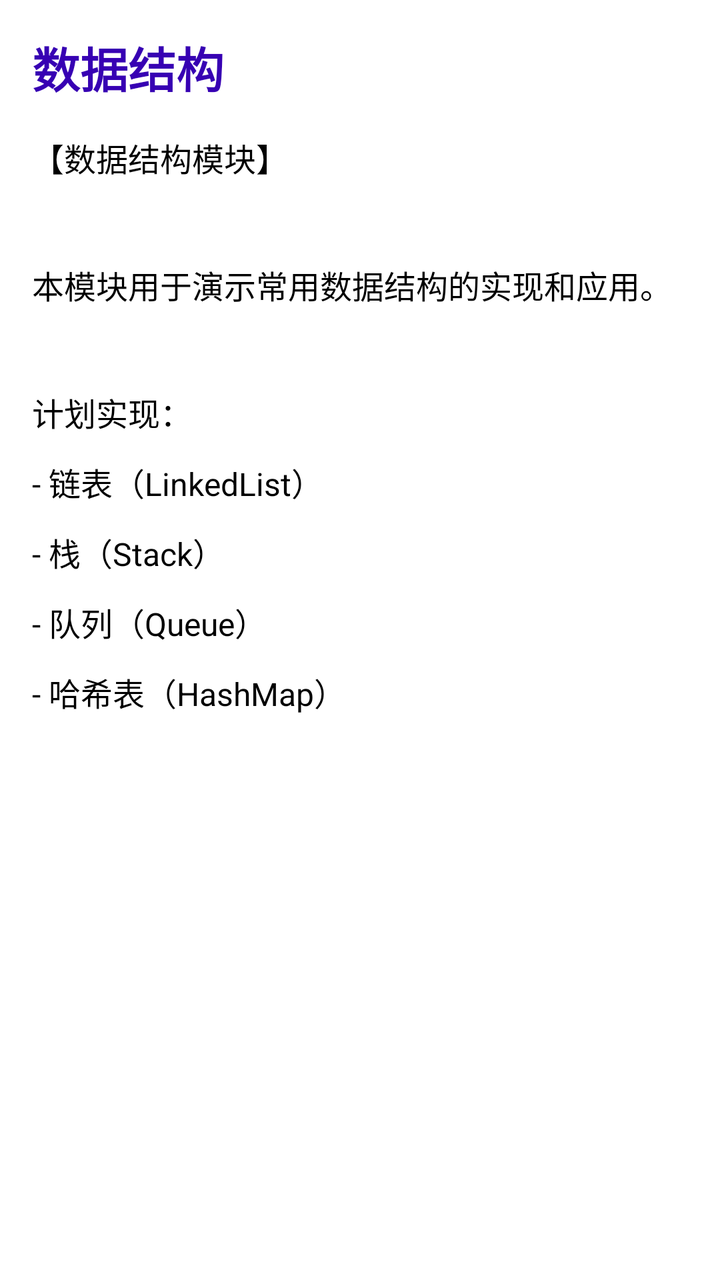
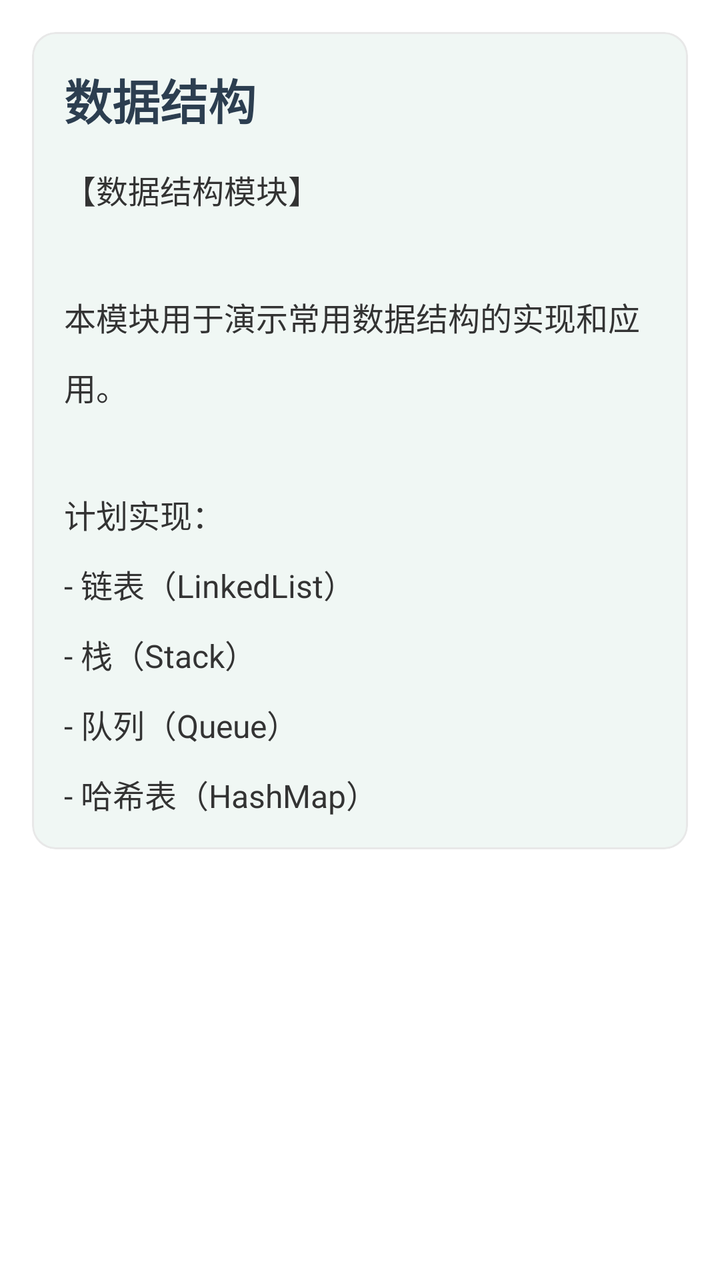

Before-and-after screenshots of an Android layout around one commit, followed by the original layout XML and the change that was made.
<!-- AndroidManifest.xml: application theme Theme.AndroidComponentDemo -->
<!-- res/layout/fragment_data_structure.xml -->
<?xml version="1.0" encoding="utf-8"?>
<LinearLayout xmlns:android="http://schemas.android.com/apk/res/android"
    xmlns:tools="http://schemas.android.com/tools"
    android:layout_width="match_parent"
    android:layout_height="match_parent"
    android:orientation="vertical"
    android:padding="16dp"
    tools:context=".DataStructureFragment">

    <TextView
        android:id="@+id/tv_data_structure_title"
        android:layout_width="match_parent"
        android:layout_height="wrap_content"
        android:text="@string/title_data_structure"
        android:textSize="24sp"
        android:textStyle="bold"
        android:textColor="@color/purple_700"
        android:layout_marginBottom="16dp"/>

    <TextView
        android:id="@+id/tv_data_structure_intro"
        android:layout_width="match_parent"
        android:layout_height="wrap_content"
        android:text="@string/data_structure_intro"
        android:textSize="16sp"
        android:lineSpacingMultiplier="1.5"
        android:textColor="@color/black" />

</LinearLayout>
<!-- resources referenced by this layout -->
<resources>
  <color name="black">#FF000000</color>
  <color name="purple_700">#FF3700B3</color>
  <string name="data_structure_intro">【数据结构模块】\n\n本模块用于演示常用数据结构的实现和应用。\n\n计划实现：\n- 链表（LinkedList）\n- 栈（Stack）\n- 队列（Queue）\n- 哈希表（HashMap）</string>
  <string name="title_data_structure">数据结构</string>
  <style name="Theme.AndroidComponentDemo" parent="Theme.MaterialComponents.DayNight.NoActionBar">
          
          <item name="colorPrimary">@color/purple_500</item>
          <item name="colorPrimaryVariant">@color/purple_700</item>
          <item name="colorOnPrimary">@color/white</item>
          
          <item name="colorSecondary">@color/teal_200</item>
          <item name="colorSecondaryVariant">@color/teal_700</item>
          <item name="colorOnSecondary">@color/black</item>
          
          <item name="android:statusBarColor">?attr/colorPrimaryVariant</item>
      </style>
  <color name="purple_500">#FF6200EE</color>
  <color name="white">#FFFFFFFF</color>
  <color name="teal_200">#FF03DAC5</color>
  <color name="teal_700">#FF018786</color>
</resources>

<!-- the commit's change to res/layout/fragment_data_structure.xml (unified diff, before → after) -->
@@ -1,29 +1,48 @@
 <?xml version="1.0" encoding="utf-8"?>
-<LinearLayout xmlns:android="http://schemas.android.com/apk/res/android"
-    xmlns:tools="http://schemas.android.com/tools"
+<ScrollView xmlns:android="http://schemas.android.com/apk/res/android"
+    xmlns:app="http://schemas.android.com/apk/res-auto"
     android:layout_width="match_parent"
     android:layout_height="match_parent"
-    android:orientation="vertical"
-    android:padding="16dp"
-    tools:context=".DataStructureFragment">
+    android:fillViewport="true">
 
-    <TextView
-        android:id="@+id/tv_data_structure_title"
+    <LinearLayout
         android:layout_width="match_parent"
         android:layout_height="wrap_content"
-        android:text="@string/title_data_structure"
-        android:textSize="24sp"
-        android:textStyle="bold"
-        android:textColor="@color/purple_700"
-        android:layout_marginBottom="16dp"/>
+        android:orientation="vertical"
+        android:padding="16dp">
 
-    <TextView
-        android:id="@+id/tv_data_structure_intro"
-        android:layout_width="match_parent"
-        android:layout_height="wrap_content"
-        android:text="@string/data_structure_intro"
-        android:textSize="16sp"
-        android:lineSpacingMultiplier="1.5"
-        android:textColor="@color/black" />
+        <com.google.android.material.card.MaterialCardView
+            android:layout_width="match_parent"
+            android:layout_height="wrap_content"
+            style="@style/IntroCardStyle">
 
-</LinearLayout>
+            <LinearLayout
+                android:layout_width="match_parent"
+                android:layout_height="wrap_content"
+                android:orientation="vertical"
+                android:padding="16dp">
+
+                <TextView
+                    android:id="@+id/tv_data_structure_title"
+                    android:layout_width="match_parent"
+                    android:layout_height="wrap_content"
+                    android:text="@string/title_data_structure"
+                    android:textSize="24sp"
+                    android:textStyle="bold"
+                    android:textColor="@color/primary"
+                    android:layout_marginBottom="16dp"/>
+
+                <TextView
+                    android:id="@+id/tv_data_structure_intro"
+                    android:layout_width="match_parent"
+                    android:layout_height="wrap_content"
+                    android:text="@string/data_structure_intro"
+                    android:textSize="16sp"
+                    android:lineSpacingMultiplier="1.5"
+                    android:textColor="@color/text_primary"/>
+            </LinearLayout>
+        </com.google.android.material.card.MaterialCardView>
+
+    </LinearLayout>
+
+</ScrollView>
<!-- resource entries referenced after the edit -->
@@ -1,24 +1,55 @@
 <!-- resources referenced by this layout -->
 <resources>
-  <color name="black">#FF000000</color>
-  <color name="purple_700">#FF3700B3</color>
+  <color name="primary">#2C3E50</color>
+  <color name="text_primary">#333333</color>
   <string name="data_structure_intro">【数据结构模块】\n\n本模块用于演示常用数据结构的实现和应用。\n\n计划实现：\n- 链表（LinkedList）\n- 栈（Stack）\n- 队列（Queue）\n- 哈希表（HashMap）</string>
   <string name="title_data_structure">数据结构</string>
+  <style name="IntroCardStyle" parent="CardStyle">
+          <item name="cardBackgroundColor">@color/card_intro_background</item>
+      </style>
   <style name="Theme.AndroidComponentDemo" parent="Theme.MaterialComponents.DayNight.NoActionBar">
           
-          <item name="colorPrimary">@color/purple_500</item>
-          <item name="colorPrimaryVariant">@color/purple_700</item>
+          <item name="colorPrimary">@color/primary</item>
+          <item name="colorPrimaryVariant">@color/primary_dark</item>
           <item name="colorOnPrimary">@color/white</item>
           
-          <item name="colorSecondary">@color/teal_200</item>
-          <item name="colorSecondaryVariant">@color/teal_700</item>
-          <item name="colorOnSecondary">@color/black</item>
+          <item name="colorSecondary">@color/secondary</item>
+          <item name="colorSecondaryVariant">@color/secondary_dark</item>
+          <item name="colorOnSecondary">@color/white</item>
+          
+          <item name="android:windowBackground">@color/background</item>
+          <item name="colorSurface">@color/surface</item>
+          <item name="colorOnSurface">@color/text_primary</item>
+          
+          <item name="android:textColorPrimary">@color/text_primary</item>
+          <item name="android:textColorSecondary">@color/text_secondary</item>
+          <item name="android:textColorHint">@color/text_hint</item>
+          
+          <item name="colorAccent">@color/accent</item>
           
           <item name="android:statusBarColor">?attr/colorPrimaryVariant</item>
+          
+          <item name="android:navigationBarColor">@color/nav_background</item>
       </style>
-  <color name="purple_500">#FF6200EE</color>
+  <style name="CardStyle" parent="Widget.MaterialComponents.CardView">
+          <item name="cardCornerRadius">12dp</item>
+          <item name="cardElevation">0dp</item>
+          <item name="strokeWidth">1dp</item>
+          <item name="strokeColor">@color/card_stroke</item>
+          <item name="cardBackgroundColor">@color/card_background</item>
+      </style>
+  <color name="card_intro_background">#F0F7F4</color>
+  <color name="primary_dark">#1A252F</color>
   <color name="white">#FFFFFFFF</color>
-  <color name="teal_200">#FF03DAC5</color>
-  <color name="teal_700">#FF018786</color>
+  <color name="secondary">#7FCFB5</color>
+  <color name="secondary_dark">#5AB89E</color>
+  <color name="background">#FCFAF7</color>
+  <color name="surface">#FFFFFF</color>
+  <color name="text_secondary">#666666</color>
+  <color name="text_hint">#999999</color>
+  <color name="accent">#E8A87C</color>
+  <color name="nav_background">#FFFFFF</color>
+  <color name="card_stroke">#E8E8E8</color>
+  <color name="card_background">#FFFFFF</color>
 </resources>
 
